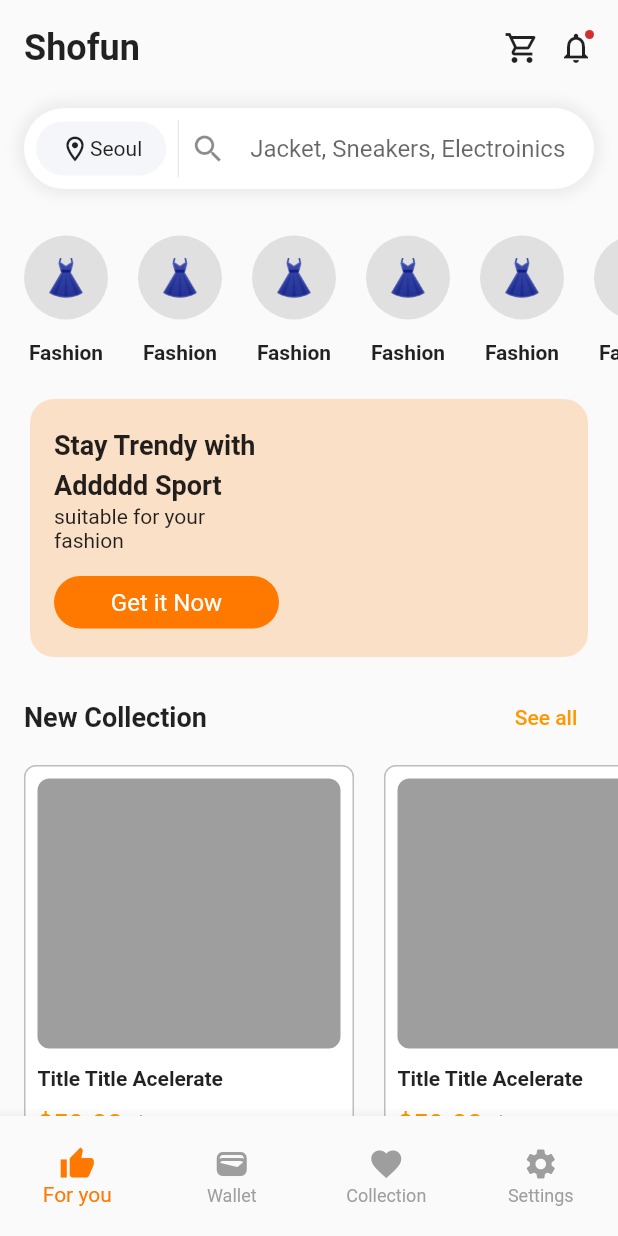
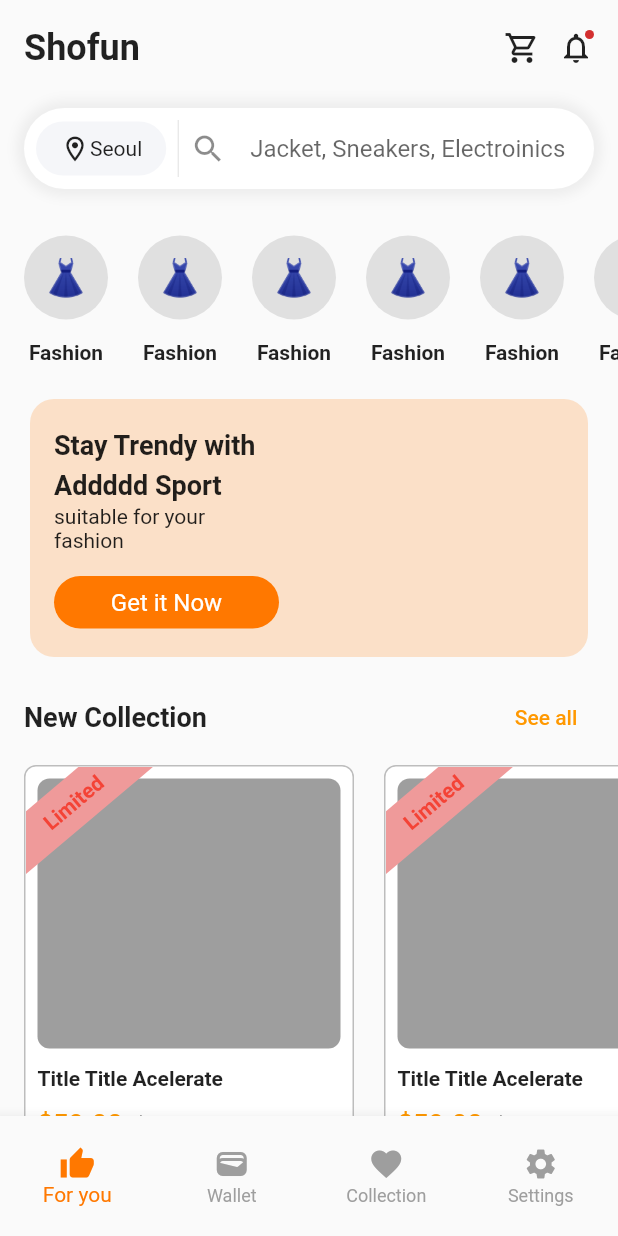
Before and after one commit to JAICHANGPARK/flutter_notebook_chapter_24, a Flutter app: the EcommerceMainPage screen opened directly, on a phone screen of 412 x 824 dp. Run offline on Flutter 3.47's test engine with Material 2 defaults, Android fonts, the phone set to English and light mode, and no system bars; our stand-ins replace flutter_riverpod, freezed_annotation, ionicons, percent_indicator; missing offline and left inert: crypto_font_icons; network calls fail.

Commit message:
Update ecommerce_home_widget.dart

```diff
--- a/lib/ep1383_ecommerce_app/view/ecommerce_home_widget.dart
+++ b/lib/ep1383_ecommerce_app/view/ecommerce_home_widget.dart
@@ -231,9 +231,9 @@ class _EcommerceHomeWidgetState extends State<EcommerceHomeWidget> {
                                           borderRadius: BorderRadius.circular(8),
                                         ),
                                       ),
-                                      Padding(
-                                        padding: const EdgeInsets.symmetric(vertical: 12),
-                                        child: const Text(
+                                      const Padding(
+                                        padding: EdgeInsets.symmetric(vertical: 12),
+                                        child: Text(
                                           "Title Title Acelerate",
                                           style: TextStyle(
                                             fontWeight: FontWeight.bold,
@@ -245,10 +245,7 @@ class _EcommerceHomeWidgetState extends State<EcommerceHomeWidget> {
                                           Text(
                                             "\$59.00",
                                             style: TextStyle(
-                                              fontWeight: FontWeight.bold,
-                                              color: Colors.orange,
-                                              fontSize: 18
-                                            ),
+                                                fontWeight: FontWeight.bold, color: Colors.orange, fontSize: 18),
                                           ),
                                           SizedBox(
                                             width: 8,
@@ -263,7 +260,30 @@ class _EcommerceHomeWidgetState extends State<EcommerceHomeWidget> {
                                         ],
                                       )
                                     ],
-                                  ))
+                                  )),
+                              Positioned(
+                                left: -48,
+                                top: 8,
+                                child: Transform.rotate(
+                                  angle: -0.7,
+                                  child: Container(
+                                    decoration: BoxDecoration(
+                                      color: Colors.red[200],
+                                    ),
+                                    width: 160,
+                                    padding: const EdgeInsets.symmetric(horizontal: 16, vertical: 8),
+                                    child: const Center(
+                                      child: Text(
+                                        "Limited",
+                                        style: TextStyle(
+                                          fontWeight: FontWeight.bold,
+                                          color: Colors.red,
+                                        ),
+                                      ),
+                                    ),
+                                  ),
+                                ),
+                              )
                             ],
                           ),
                         );
```
